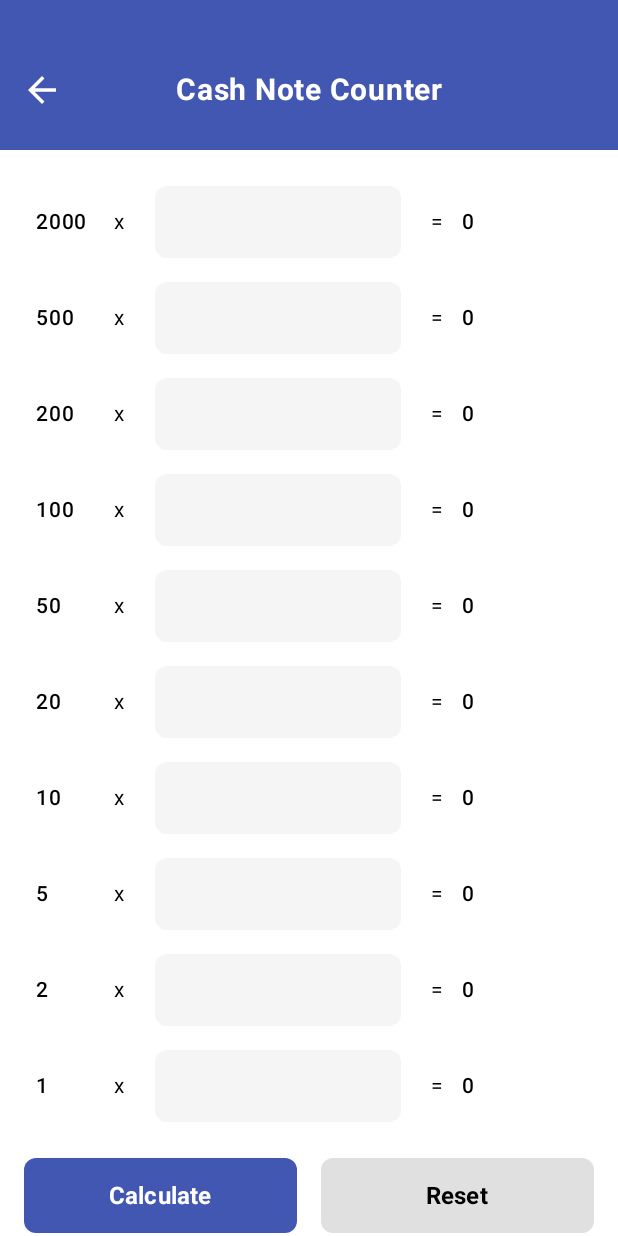
After one commit to sudaniDhruvin/AIOCalculator, an Android app built with Jetpack Compose: the composable CashNoteCounterScreen shown on its own in the app's theme, on a phone screen of 412 x 824 dp. The commit adds this screen. Run offline under Robolectric (Android 15) with nearby library versions, the phone set to English and light mode, and no system bars.

Commit message:
Add CashNoteCounterScreen and integrate into NavigationGraph for navigation

```diff
--- a/app/src/main/java/com/example/aiocalculator/ui/navigation/NavigationGraph.kt
+++ b/app/src/main/java/com/example/aiocalculator/ui/navigation/NavigationGraph.kt
@@ -23,6 +23,7 @@ import com.example.aiocalculator.ui.gst.GSTCalculatorScreen
 import com.example.aiocalculator.ui.gst.VATCalculatorScreen
 import com.example.aiocalculator.ui.other.DiscountCalculatorScreen
 import com.example.aiocalculator.ui.other.ChargingTimeCalculatorScreen
+import com.example.aiocalculator.ui.other.CashNoteCounterScreen
 import com.example.aiocalculator.ui.history.HistoryScreen
 import com.example.aiocalculator.ui.home.HomeScreen
 import com.example.aiocalculator.ui.settings.SettingsScreen
@@ -83,6 +84,10 @@ sealed class Screen(val route: String) {
     }
 
     object ChargingTimeCalculator : Screen("charging_time_calculator") {
+        fun createRoute() = route
+    }
+
+    object CashNoteCounter : Screen("cash_note_counter") {
         fun createRoute() = route
     }
 }
@@ -330,6 +335,10 @@ fun NavigationGraph(navController: NavHostController, startDestination: String =
                     if (calculatorId == "21") {
                         navController.navigate(Screen.DiscountCalculator.createRoute())
                     }
+                    // Navigate to Cash Note Counter screen when id is "22"
+                    else if (calculatorId == "22") {
+                        navController.navigate(Screen.CashNoteCounter.createRoute())
+                    }
                     // Navigate to Charging Time Calculator screen when id is "23"
                     else if (calculatorId == "23") {
                         navController.navigate(Screen.ChargingTimeCalculator.createRoute())
@@ -346,6 +355,12 @@ fun NavigationGraph(navController: NavHostController, startDestination: String =
 
         composable(Screen.ChargingTimeCalculator.createRoute()) {
             ChargingTimeCalculatorScreen(
+                onBackClick = { navController.popBackStack() }
+            )
+        }
+
+        composable(Screen.CashNoteCounter.createRoute()) {
+            CashNoteCounterScreen(
                 onBackClick = { navController.popBackStack() }
             )
         }
--- /dev/null
+++ b/app/src/main/java/com/example/aiocalculator/ui/other/CashNoteCounterScreen.kt
@@ -0,0 +1,407 @@
+package com.example.aiocalculator.ui.other
+
+import androidx.compose.animation.*
+import androidx.compose.animation.core.tween
+import androidx.compose.foundation.background
+import androidx.compose.foundation.layout.*
+import androidx.compose.foundation.rememberScrollState
+import androidx.compose.foundation.shape.RoundedCornerShape
+import androidx.compose.foundation.verticalScroll
+import androidx.compose.material.icons.Icons
+import androidx.compose.material.icons.filled.ArrowBack
+import androidx.compose.material3.*
+import androidx.compose.runtime.*
+import androidx.compose.runtime.saveable.rememberSaveable
+import androidx.compose.ui.Alignment
+import androidx.compose.ui.Modifier
+import androidx.compose.ui.graphics.Color
+import androidx.compose.ui.text.font.FontWeight
+import androidx.compose.ui.text.style.TextAlign
+import androidx.compose.ui.text.TextStyle
+import androidx.compose.ui.unit.dp
+import androidx.compose.ui.unit.sp
+
+data class CashNoteCounterResult(
+    val totalAmount: Double
+)
+
+@Composable
+fun CashNoteCounterScreen(
+    onBackClick: () -> Unit
+) {
+    // State variables for each denomination
+    var note2000 by rememberSaveable { mutableStateOf("") }
+    var note500 by rememberSaveable { mutableStateOf("") }
+    var note200 by rememberSaveable { mutableStateOf("") }
+    var note100 by rememberSaveable { mutableStateOf("") }
+    var note50 by rememberSaveable { mutableStateOf("") }
+    var note20 by rememberSaveable { mutableStateOf("") }
+    var note10 by rememberSaveable { mutableStateOf("") }
+    var note5 by rememberSaveable { mutableStateOf("") }
+    var note2 by rememberSaveable { mutableStateOf("") }
+    var note1 by rememberSaveable { mutableStateOf("") }
+
+    var showResults by rememberSaveable { mutableStateOf(false) }
+    var totalAmount by rememberSaveable { mutableStateOf(0.0) }
+
+    Column(
+        modifier = Modifier
+            .fillMaxSize()
+            .background(Color.White)
+    ) {
+        // Header
+        CashNoteCounterHeader(onBackClick = onBackClick)
+
+        // Form Content
+        Column(
+            modifier = Modifier
+                .fillMaxSize()
+                .verticalScroll(rememberScrollState())
+                .padding(horizontal = 16.dp, vertical = 24.dp),
+            verticalArrangement = Arrangement.spacedBy(16.dp)
+        ) {
+            // Denomination Rows
+            CashNoteRow(
+                denomination = 2000,
+                value = note2000,
+                onValueChange = { note2000 = it },
+                onSubtotalChange = { }
+            )
+
+            CashNoteRow(
+                denomination = 500,
+                value = note500,
+                onValueChange = { note500 = it },
+                onSubtotalChange = { }
+            )
+
+            CashNoteRow(
+                denomination = 200,
+                value = note200,
+                onValueChange = { note200 = it },
+                onSubtotalChange = { }
+            )
+
+            CashNoteRow(
+                denomination = 100,
+                value = note100,
+                onValueChange = { note100 = it },
+                onSubtotalChange = { }
+            )
+
+            CashNoteRow(
+                denomination = 50,
+                value = note50,
+                onValueChange = { note50 = it },
+                onSubtotalChange = { }
+            )
+
+            CashNoteRow(
+                denomination = 20,
+                value = note20,
+                onValueChange = { note20 = it },
+                onSubtotalChange = { }
+            )
+
+            CashNoteRow(
+                denomination = 10,
+                value = note10,
+                onValueChange = { note10 = it },
+                onSubtotalChange = { }
+            )
+
+            CashNoteRow(
+                denomination = 5,
+                value = note5,
+                onValueChange = { note5 = it },
+                onSubtotalChange = { }
+            )
+
+            CashNoteRow(
+                denomination = 2,
+                value = note2,
+                onValueChange = { note2 = it },
+                onSubtotalChange = { }
+            )
+
+            CashNoteRow(
+                denomination = 1,
+                value = note1,
+                onValueChange = { note1 = it },
+                onSubtotalChange = { }
+            )
+
+            // Action Buttons
+            Row(
+                modifier = Modifier
+                    .fillMaxWidth()
+                    .padding(top = 8.dp, bottom = 16.dp),
+                horizontalArrangement = Arrangement.spacedBy(16.dp)
+            ) {
+                // Calculate Button
+                Button(
+                    onClick = {
+                        val result = calculateCashTotal(
+                            note2000, note500, note200, note100, note50,
+                            note20, note10, note5, note2, note1
+                        )
+                        totalAmount = result
+                        showResults = true
+                    },
+                    modifier = Modifier
+                        .weight(1f)
+                        .height(50.dp),
+                    colors = ButtonDefaults.buttonColors(
+                        containerColor = Color(0xFF4257B2)
+                    ),
+                    shape = RoundedCornerShape(8.dp)
+                ) {
+                    Text(
+                        text = "Calculate",
+                        fontSize = 16.sp,
+                        fontWeight = FontWeight.Bold,
+                        color = Color.White
+                    )
+                }
+
+                // Reset Button
+                Button(
+                    onClick = {
+                        note2000 = ""
+                        note500 = ""
+                        note200 = ""
+                        note100 = ""
+                        note50 = ""
+                        note20 = ""
+                        note10 = ""
+                        note5 = ""
+                        note2 = ""
+                        note1 = ""
+                        showResults = false
+                        totalAmount = 0.0
+                    },
+                    modifier = Modifier
+                        .weight(1f)
+                        .height(50.dp),
+                    colors = ButtonDefaults.buttonColors(
+                        containerColor = Color(0xFFE0E0E0)
+                    ),
+                    shape = RoundedCornerShape(8.dp)
+                ) {
+                    Text(
+                        text = "Reset",
+                        fontSize = 16.sp,
+                        fontWeight = FontWeight.Bold,
+                        color = Color.Black
+                    )
+                }
+            }
+
+            // Final Answer Section
+            AnimatedVisibility(
+                visible = showResults,
+                enter = expandVertically(
+                    animationSpec = tween(300),
+                    expandFrom = Alignment.Top
+                ) + fadeIn(
+                    animationSpec = tween(300)
+                ),
+                exit = shrinkVertically(
+                    animationSpec = tween(300),
+                    shrinkTowards = Alignment.Top
+                ) + fadeOut(
+                    animationSpec = tween(300)
+                )
+            ) {
+                Card(
+                    modifier = Modifier
+                        .fillMaxWidth()
+                        .padding(horizontal = 8.dp, vertical = 8.dp),
+                    shape = RoundedCornerShape(12.dp),
+                    colors = CardDefaults.cardColors(
+                        containerColor = Color(0xFFF7F7F7)
+                    ),
+                    elevation = CardDefaults.cardElevation(defaultElevation = 2.dp)
+                ) {
+                    Row(
+                        modifier = Modifier
+                            .fillMaxWidth()
+                            .padding(20.dp),
+                        horizontalArrangement = Arrangement.SpaceBetween,
+                        verticalAlignment = Alignment.CenterVertically
+                    ) {
+                        Text(
+                            text = "Final Answer:",
+                            fontSize = 14.sp,
+                            fontWeight = FontWeight.Normal,
+                            color = Color.Black
+                        )
+                        Text(
+                            text = if (totalAmount % 1.0 == 0.0) {
+                                String.format("%.0f", totalAmount)
+                            } else {
+                                String.format("%,.2f", totalAmount)
+                            },
+                            fontSize = 14.sp,
+                            fontWeight = FontWeight.Bold,
+                            color = Color.Black
+                        )
+                    }
+                }
+            }
+        }
+    }
+}
+
+@Composable
+fun CashNoteCounterHeader(onBackClick: () -> Unit) {
+    Box(
+        modifier = Modifier
+            .fillMaxWidth()
+            .height(100.dp)
+            .background(Color(0xFF4257B2))
+    ) {
+        IconButton(
+            onClick = onBackClick,
+            modifier = Modifier
+                .size(48.dp)
+                .align(Alignment.CenterStart)
+                .padding(start = 8.dp, top = 20.dp)
+        ) {
+            Icon(
+                imageVector = Icons.Default.ArrowBack,
+                contentDescription = "Back",
+                tint = Color.White,
+                modifier = Modifier.size(28.dp)
+            )
+        }
+
+        Text(
+            text = "Cash Note Counter",
+            color = Color.White,
+            fontSize = 20.sp,
+            fontWeight = FontWeight.Bold,
+            modifier = Modifier
+                .align(Alignment.Center)
+                .padding(top = 20.dp),
+            textAlign = TextAlign.Center
+        )
+    }
+}
+
+@Composable
+fun CashNoteRow(
+    denomination: Int,
+    value: String,
+    onValueChange: (String) -> Unit,
+    onSubtotalChange: (Double) -> Unit
+) {
+    val quantity = value.toDoubleOrNull() ?: 0.0
+    val subtotal = denomination * quantity
+
+    // Calculate subtotal when value changes
+    LaunchedEffect(value) {
+        onSubtotalChange(subtotal)
+    }
+
+    Row(
+        modifier = Modifier
+            .fillMaxWidth()
+            .padding(horizontal = 8.dp),
+        horizontalArrangement = Arrangement.SpaceBetween,
+        verticalAlignment = Alignment.CenterVertically
+    ) {
+        // Denomination
+        Text(
+            text = denomination.toString(),
+            fontSize = 14.sp,
+            fontWeight = FontWeight.Medium,
+            color = Color.Black,
+            modifier = Modifier.width(40.dp)
+        )
+
+        // Multiplication symbol
+        Text(
+            text = "x",
+            fontSize = 14.sp,
+            fontWeight = FontWeight.Normal,
+            color = Color.Black,
+            modifier = Modifier.padding(horizontal = 12.dp)
+        )
+
+        // Input field
+        OutlinedTextField(
+            value = value,
+            onValueChange = onValueChange,
+            modifier = Modifier
+                .weight(1f)
+                .height(48.dp)
+                .padding(horizontal = 8.dp),
+            shape = RoundedCornerShape(8.dp),
+            colors = OutlinedTextFieldDefaults.colors(
+                unfocusedContainerColor = Color(0xFFF5F5F5),
+                focusedContainerColor = Color(0xFFF5F5F5),
+                unfocusedBorderColor = Color.Transparent,
+                focusedBorderColor = Color.Transparent
+            ),
+            singleLine = true,
+            textStyle = androidx.compose.ui.text.TextStyle(
+                fontSize = 14.sp,
+                textAlign = TextAlign.Start
+            )
+        )
+
+        // Equals symbol
+        Text(
+            text = "=",
+            fontSize = 14.sp,
+            fontWeight = FontWeight.Normal,
+            color = Color.Black,
+            modifier = Modifier.padding(horizontal = 12.dp)
+        )
+
+        // Subtotal
+        Text(
+            text = formatNumber(subtotal),
+            fontSize = 14.sp,
+            fontWeight = FontWeight.Medium,
+            color = Color.Black,
+            modifier = Modifier.width(80.dp),
+            textAlign = TextAlign.Start
+        )
+    }
+}
+
+fun calculateCashTotal(
+    note2000: String,
+    note500: String,
+    note200: String,
+    note100: String,
+    note50: String,
+    note20: String,
+    note10: String,
+    note5: String,
+    note2: String,
+    note1: String
+): Double {
+    val total = (note2000.toDoubleOrNull() ?: 0.0) * 2000 +
+                (note500.toDoubleOrNull() ?: 0.0) * 500 +
+                (note200.toDoubleOrNull() ?: 0.0) * 200 +
+                (note100.toDoubleOrNull() ?: 0.0) * 100 +
+                (note50.toDoubleOrNull() ?: 0.0) * 50 +
+                (note20.toDoubleOrNull() ?: 0.0) * 20 +
+                (note10.toDoubleOrNull() ?: 0.0) * 10 +
+                (note5.toDoubleOrNull() ?: 0.0) * 5 +
+                (note2.toDoubleOrNull() ?: 0.0) * 2 +
+                (note1.toDoubleOrNull() ?: 0.0) * 1
+
+    return total
+}
+
+fun formatNumber(value: Double): String {
+    return if (value % 1.0 == 0.0) {
+        String.format("%.0f", value)
+    } else {
+        String.format("%.2f", value)
+    }
+}
```
